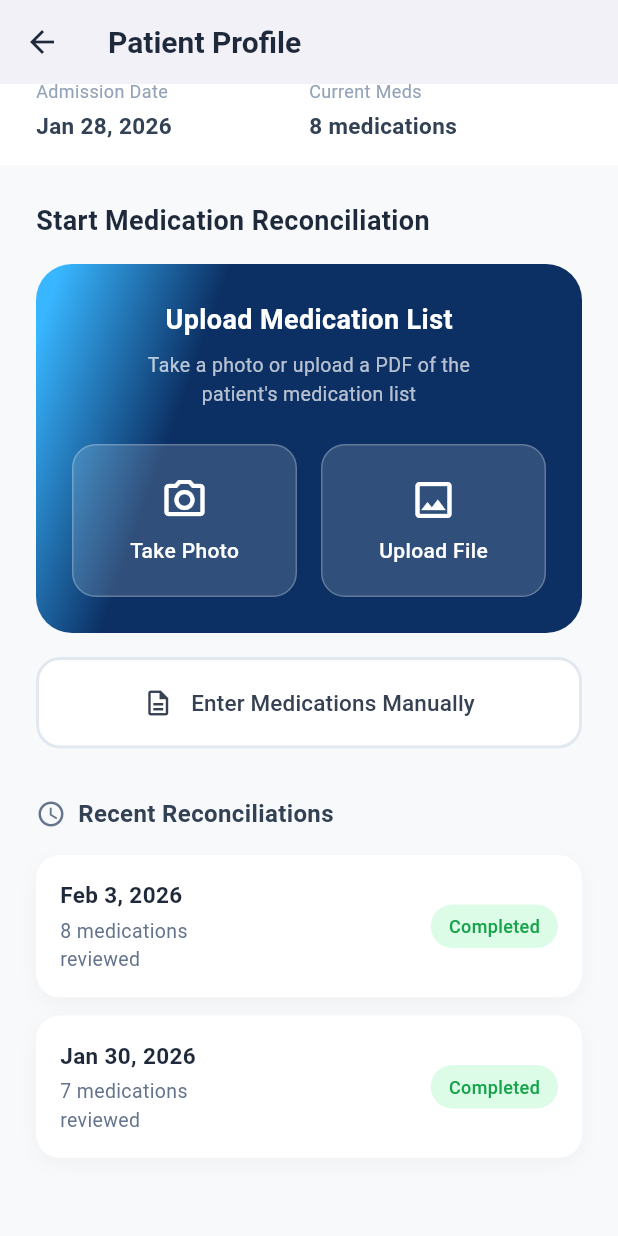
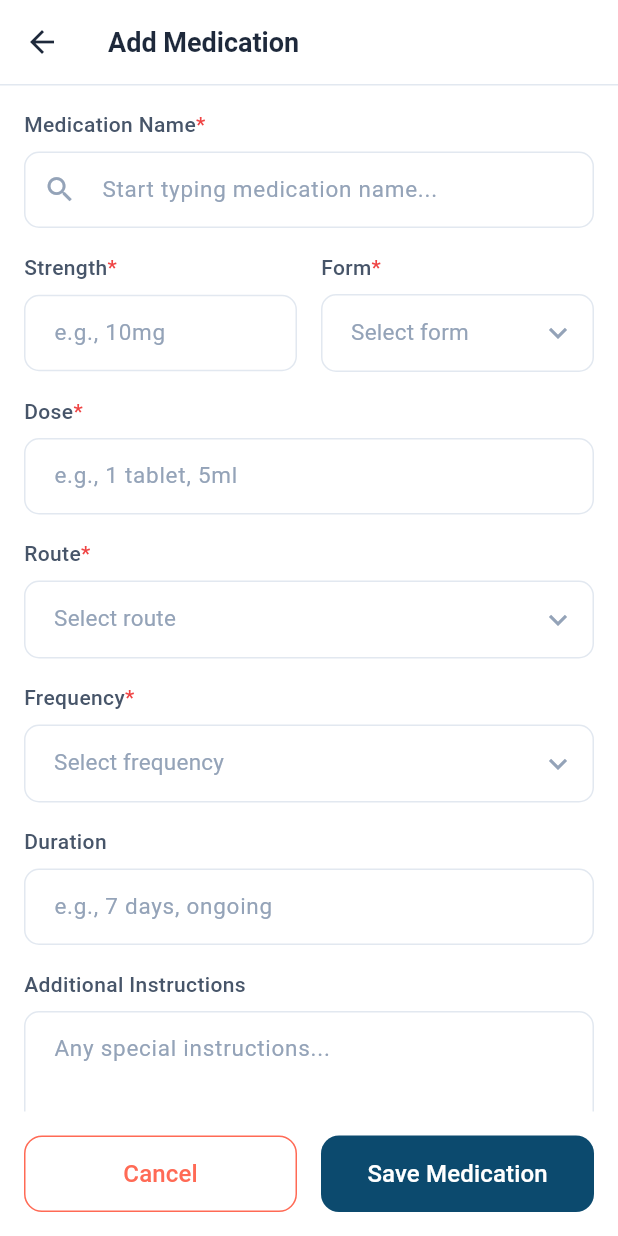
Before and after one commit to Ebadzmn/4sightRX_App, a Flutter app: the PatientProfilePage screen opened directly, scrolled down 149 dp, after a tap on "Enter Medications Manually", on a phone screen of 412 x 824 dp. Run offline on Flutter 3.47's test engine with Material 3 defaults, Android fonts, the phone set to English and light mode, and no system bars; our stand-ins replace get; network calls fail.

Commit message:
feat: implement add medication feature with a new page and GetX controller, accessible from the review medication page.

```diff
--- /dev/null
+++ b/lib/features/patient_profile/controllers/add_medication_controller.dart
@@ -0,0 +1,41 @@
+import 'package:get/get.dart';
+
+class AddMedicationController extends GetxController {
+  final selectedForm = RxnString();
+  final selectedRoute = RxnString();
+  final selectedFrequency = RxnString();
+
+  final forms = [
+    'Tablet',
+    'Capsule',
+    'Liquid',
+    'Injection',
+    'Cream',
+    'Patch',
+    'Inhaler',
+  ];
+
+  final routes = [
+    'Oral (PO)',
+    'Sublingual (SL)',
+    'Intravenous (IV)',
+    'Intramuscular (IM)',
+    'Subcutaneous (SC)',
+    'Topical',
+    'Inhaled',
+    'Rectal (PR)',
+  ];
+
+  final frequencies = [
+    'Once daily (QD)',
+    'Twice daily (BID)',
+    'Three times daily (TID)',
+    '4 Times daily (QID)',
+    'Every 4 hours (Q4H)',
+    'Every 6 hours (Q6H)',
+    'Every 8 hours (Q8H)',
+    'Every 12 hours (Q12H)',
+    'As needed (PRN)',
+    'Once weekly',
+  ];
+}
--- /dev/null
+++ b/lib/features/patient_profile/pages/add_medication_page.dart
@@ -0,0 +1,320 @@
+import 'package:flutter/material.dart';
+import 'package:get/get.dart';
+import '../controllers/add_medication_controller.dart';
+
+class AddMedicationPage extends StatelessWidget {
+  const AddMedicationPage({super.key});
+
+  @override
+  Widget build(BuildContext context) {
+    final controller = Get.put(AddMedicationController());
+
+    return Scaffold(
+      backgroundColor: Colors.white,
+      appBar: AppBar(
+        backgroundColor: Colors.white,
+        elevation: 0,
+        scrolledUnderElevation: 0,
+        centerTitle: false,
+        title: const Text(
+          'Add Medication',
+          style: TextStyle(
+            color: Color(0xFF1E293B),
+            fontSize: 18,
+            fontWeight: FontWeight.w600,
+          ),
+        ),
+        leading: IconButton(
+          icon: const Icon(Icons.arrow_back, color: Color(0xFF1E293B)),
+          onPressed: () => Get.back(),
+        ),
+        bottom: PreferredSize(
+          preferredSize: const Size.fromHeight(1.0),
+          child: Container(color: const Color(0xFFE2E8F0), height: 1.0),
+        ),
+      ),
+      body: SingleChildScrollView(
+        padding: const EdgeInsets.all(16.0),
+        child: Column(
+          crossAxisAlignment: CrossAxisAlignment.start,
+          children: [
+            _buildLabel('Medication Name', isRequired: true),
+            const SizedBox(height: 8),
+            _buildTextField(
+              hint: 'Start typing medication name...',
+              prefixIcon: Icons.search,
+            ),
+            const SizedBox(height: 16),
+            Row(
+              children: [
+                Expanded(
+                  child: Column(
+                    crossAxisAlignment: CrossAxisAlignment.start,
+                    children: [
+                      _buildLabel('Strength', isRequired: true),
+                      const SizedBox(height: 8),
+                      _buildTextField(hint: 'e.g., 10mg'),
+                    ],
+                  ),
+                ),
+                const SizedBox(width: 16),
+                Expanded(
+                  child: Column(
+                    crossAxisAlignment: CrossAxisAlignment.start,
+                    children: [
+                      _buildLabel('Form', isRequired: true),
+                      const SizedBox(height: 8),
+                      _buildDropdown(
+                        hint: 'Select form',
+                        valueRx: controller.selectedForm,
+                        items: controller.forms,
+                      ),
+                    ],
+                  ),
+                ),
+              ],
+            ),
+            const SizedBox(height: 16),
+            _buildLabel('Dose', isRequired: true),
+            const SizedBox(height: 8),
+            _buildTextField(hint: 'e.g., 1 tablet, 5ml'),
+            const SizedBox(height: 16),
+            _buildLabel('Route', isRequired: true),
+            const SizedBox(height: 8),
+            _buildDropdown(
+              hint: 'Select route',
+              valueRx: controller.selectedRoute,
+              items: controller.routes,
+            ),
+            const SizedBox(height: 16),
+            _buildLabel('Frequency', isRequired: true),
+            const SizedBox(height: 8),
+            _buildDropdown(
+              hint: 'Select frequency',
+              valueRx: controller.selectedFrequency,
+              items: controller.frequencies,
+            ),
+            const SizedBox(height: 16),
+            _buildLabel('Duration'),
+            const SizedBox(height: 8),
+            _buildTextField(hint: 'e.g., 7 days, ongoing'),
+            const SizedBox(height: 16),
+            _buildLabel('Additional Instructions'),
+            const SizedBox(height: 8),
+            _buildTextField(hint: 'Any special instructions...', maxLines: 4),
+            const SizedBox(height: 32),
+          ],
+        ),
+      ),
+      bottomNavigationBar: Container(
+        padding: const EdgeInsets.all(16),
+        decoration: const BoxDecoration(color: Colors.white),
+        child: SafeArea(
+          child: Row(
+            children: [
+              Expanded(
+                child: OutlinedButton(
+                  onPressed: () => Get.back(),
+                  style: OutlinedButton.styleFrom(
+                    foregroundColor: const Color(0xFFFF6A55),
+                    side: const BorderSide(color: Color(0xFFFF6A55)),
+                    padding: const EdgeInsets.symmetric(vertical: 14),
+                    shape: RoundedRectangleBorder(
+                      borderRadius: BorderRadius.circular(12),
+                    ),
+                  ),
+                  child: const Text(
+                    'Cancel',
+                    style: TextStyle(fontSize: 16, fontWeight: FontWeight.w500),
+                  ),
+                ),
+              ),
+              const SizedBox(width: 16),
+              Expanded(
+                child: ElevatedButton(
+                  onPressed: () {
+                    // Save action
+                    Get.back();
+                  },
+                  style: ElevatedButton.styleFrom(
+                    backgroundColor: const Color(0xFF0C4A6E), // Dark navy blue
+                    foregroundColor: Colors.white,
+                    padding: const EdgeInsets.symmetric(vertical: 14),
+                    elevation: 0,
+                    shape: RoundedRectangleBorder(
+                      borderRadius: BorderRadius.circular(12),
+                    ),
+                  ),
+                  child: const Text(
+                    'Save Medication',
+                    style: TextStyle(fontSize: 16, fontWeight: FontWeight.w500),
+                  ),
+                ),
+              ),
+            ],
+          ),
+        ),
+      ),
+    );
+  }
+
+  Widget _buildLabel(String text, {bool isRequired = false}) {
+    return Row(
+      mainAxisSize: MainAxisSize.min,
+      children: [
+        Text(
+          text,
+          style: const TextStyle(
+            color: Color(0xFF475569), // Slate 600
+            fontSize: 14,
+            fontWeight: FontWeight.w500,
+          ),
+        ),
+        if (isRequired)
+          const Text(
+            '*',
+            style: TextStyle(
+              color: Color(0xFFEF4444), // Red 500
+              fontSize: 14,
+              fontWeight: FontWeight.w500,
+            ),
+          ),
+      ],
+    );
+  }
+
+  Widget _buildTextField({
+    required String hint,
+    IconData? prefixIcon,
+    int maxLines = 1,
+  }) {
+    return TextField(
+      maxLines: maxLines,
+      style: const TextStyle(fontSize: 15, color: Color(0xFF1E293B)),
+      decoration: InputDecoration(
+        hintText: hint,
+        hintStyle: const TextStyle(
+          color: Color(0xFF94A3B8), // Slate 400
+          fontSize: 15,
+          fontWeight: FontWeight.w400,
+        ),
+        prefixIcon: prefixIcon != null
+            ? Icon(prefixIcon, color: const Color(0xFF94A3B8), size: 22)
+            : null,
+        filled: true,
+        fillColor: Colors.white,
+        contentPadding: const EdgeInsets.symmetric(
+          horizontal: 16,
+          vertical: 14,
+        ),
+        border: OutlineInputBorder(
+          borderRadius: BorderRadius.circular(10),
+          borderSide: const BorderSide(color: Color(0xFFE2E8F0)),
+        ),
+        enabledBorder: OutlineInputBorder(
+          borderRadius: BorderRadius.circular(10),
+          borderSide: const BorderSide(color: Color(0xFFE2E8F0)),
+        ),
+        focusedBorder: OutlineInputBorder(
+          borderRadius: BorderRadius.circular(10),
+          borderSide: const BorderSide(color: Color(0xFF0F62FE)),
+        ),
+      ),
+    );
+  }
+
+  Widget _buildDropdown({
+    required String hint,
+    required RxnString valueRx,
+    required List<String> items,
+  }) {
+    return LayoutBuilder(
+      builder: (context, constraints) {
+        return Obx(() {
+          return DropdownButtonFormField<String>(
+            value: valueRx.value,
+            dropdownColor: Colors.white,
+            icon: const Icon(
+              Icons.keyboard_arrow_down,
+              color: Color(0xFF94A3B8),
+            ),
+            decoration: InputDecoration(
+              filled: true,
+              fillColor: Colors.white,
+              contentPadding: const EdgeInsets.symmetric(
+                horizontal: 16,
+                vertical: 14,
+              ),
+              border: OutlineInputBorder(
+                borderRadius: BorderRadius.circular(10),
+                borderSide: const BorderSide(color: Color(0xFFE2E8F0)),
+              ),
+              enabledBorder: OutlineInputBorder(
+                borderRadius: BorderRadius.circular(10),
+                borderSide: const BorderSide(color: Color(0xFFE2E8F0)),
+              ),
+              focusedBorder: OutlineInputBorder(
+                borderRadius: BorderRadius.circular(10),
+                borderSide: const BorderSide(color: Color(0xFF0F62FE)),
+              ),
+            ),
+            hint: Text(
+              hint,
+              style: const TextStyle(
+                color: Color(0xFF94A3B8),
+                fontSize: 15,
+                fontWeight: FontWeight.w400,
+              ),
+            ),
+            selectedItemBuilder: (BuildContext context) {
+              return items.map<Widget>((String item) {
+                return Align(
+                  alignment: Alignment.centerLeft,
+                  child: Text(
+                    valueRx.value ?? '',
+                    style: const TextStyle(
+                      color: Color(0xFF1E293B),
+                      fontSize: 15,
+                    ),
+                  ),
+                );
+              }).toList();
+            },
+            items: items.map((String item) {
+              final bool isSelected = valueRx.value == item;
+              return DropdownMenuItem<String>(
+                value: item,
+                child: Transform.translate(
+                  offset: const Offset(-16, 0),
+                  child: Container(
+                    width: constraints.maxWidth + 32,
+                    height: 48,
+                    padding: const EdgeInsets.symmetric(horizontal: 16),
+                    decoration: BoxDecoration(
+                      color: isSelected
+                          ? const Color(0xFF0C4A6E)
+                          : Colors.white,
+                    ),
+                    alignment: Alignment.centerLeft,
+                    child: Text(
+                      item,
+                      style: TextStyle(
+                        color: isSelected
+                            ? Colors.white
+                            : const Color(0xFF1E293B),
+                        fontSize: 15,
+                      ),
+                    ),
+                  ),
+                ),
+              );
+            }).toList(),
+            onChanged: (newValue) {
+              valueRx.value = newValue;
+            },
+          );
+        });
+      },
+    );
+  }
+}
--- a/lib/features/patient_profile/pages/patient_profile_page.dart
+++ b/lib/features/patient_profile/pages/patient_profile_page.dart
@@ -1,6 +1,7 @@
 import 'package:flutter/material.dart';
 import 'package:get/get.dart';
 import '../controllers/patient_profile_controller.dart';
+import 'add_medication_page.dart';
 
 class PatientProfilePage extends StatelessWidget {
   const PatientProfilePage({super.key});
@@ -201,9 +202,10 @@ class PatientProfilePage extends StatelessWidget {
                     ),
                   ),
                   const SizedBox(height: 16),
-                  // Enter Manually Button
                   OutlinedButton(
-                    onPressed: () {},
+                    onPressed: () {
+                      Get.to(() => const AddMedicationPage());
+                    },
                     style: OutlinedButton.styleFrom(
                       padding: const EdgeInsets.all(20),
                       minimumSize: const Size(double.infinity, 60),
--- a/lib/features/patient_profile/pages/review_medication_page.dart
+++ b/lib/features/patient_profile/pages/review_medication_page.dart
@@ -2,6 +2,7 @@ import 'package:flutter/material.dart';
 import 'package:get/get.dart';
 import '../controllers/review_medication_controller.dart';
 import 'formulary_comparison_page.dart';
+import 'add_medication_page.dart';
 
 class ReviewMedicationPage extends StatelessWidget {
   const ReviewMedicationPage({super.key});
@@ -57,7 +58,7 @@ class ReviewMedicationPage extends StatelessWidget {
             // Add Missing Medication Button
             OutlinedButton(
               onPressed: () {
-                // Action for adding missing medication
+                Get.to(() => const AddMedicationPage());
               },
               style: OutlinedButton.styleFrom(
                 padding: const EdgeInsets.symmetric(vertical: 16),
```
